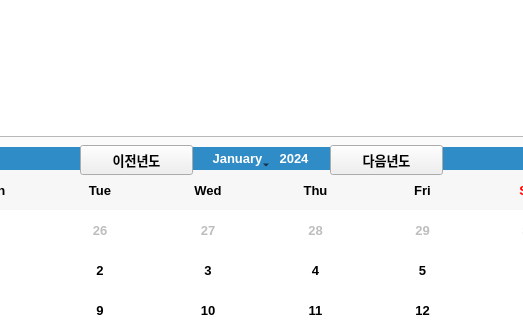
First picture: the form in pumpcar.ui, repository Cherrue/pumpcar-accountbook, before the edit; both pictures show x 574 to 1097 and y 250 to 570 of the 1280 by 720 pixel window.
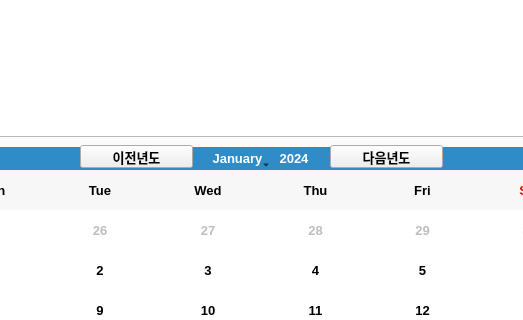
Second picture: the form after the edit.

What changed in the file:
```diff
--- a/pumpcar.ui
+++ b/pumpcar.ui
@@ -680,7 +680,7 @@
         <x>900</x>
         <y>308</y>
         <width>113</width>
-        <height>30</height>
+        <height>23</height>
        </rect>
       </property>
       <property name="text">
@@ -693,7 +693,7 @@
         <x>650</x>
         <y>308</y>
         <width>113</width>
-        <height>30</height>
+        <height>23</height>
        </rect>
       </property>
       <property name="text">
```
